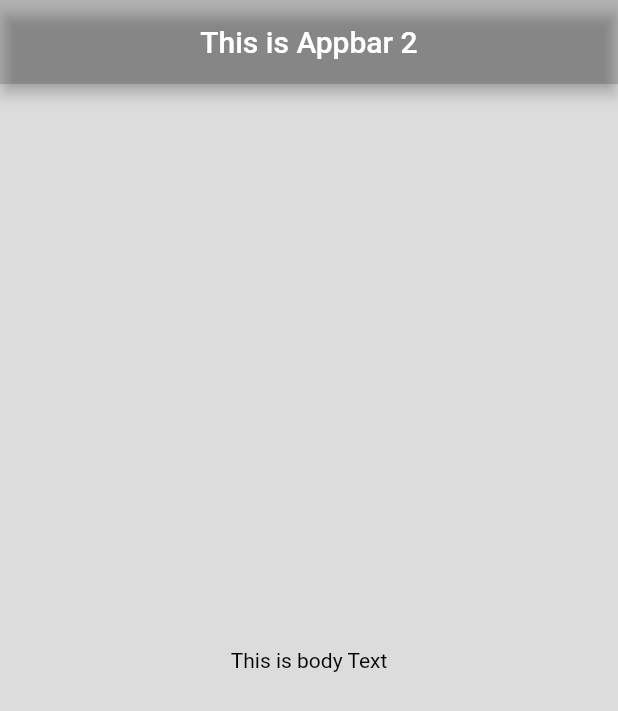
After one commit to moinakash/flutter_app_2, a Flutter app: the screen it shows after launch, on a phone screen of 412 x 824 dp. The commit adds this screen. Shown: the top 711 px of the screen. Run offline on Flutter 3.47's test engine with Material 2 defaults, Android fonts, the phone set to English and light mode, and no system bars.

Commit message:
all done 2

```diff
--- a/lib/main.dart
+++ b/lib/main.dart
@@ -1,4 +1,5 @@
 import 'package:flutter/material.dart';
+import 'package:flutter_app_2/subclass2.dart';
 
 /*
 void main(){
@@ -26,14 +27,7 @@ class SubClass extends StatelessWidget{
             title: Center(child: Text("This is Appbar 2",style: TextStyle(color: Colors.white),),),
             backgroundColor: Colors.black26),
 
-        body: Material(
-          color: Colors.black12,
-          child: Center(
-            child: Text("This is body Text",textDirection: TextDirection.ltr,
-              style: TextStyle(color: Colors.black),),
-          ),
-
-        ),
+        body: subclass2()
 
       ),
 
--- /dev/null
+++ b/lib/subclass2.dart
@@ -0,0 +1,18 @@
+import 'package:flutter/material.dart';
+import 'package:flutter_app_2/subclass3.dart';
+
+class subclass2 extends StatelessWidget{
+  @override
+  Widget build(BuildContext context) {
+
+    return Material(
+      color: Colors.black12,
+      child: subclass3()
+
+    );
+
+
+  }
+
+
+}
--- /dev/null
+++ b/lib/subclass3.dart
@@ -0,0 +1,14 @@
+import 'package:flutter/material.dart';
+
+class subclass3 extends StatelessWidget{
+  @override
+  Widget build(BuildContext context) {
+
+    return Center(
+      child: Text("This is body Text",textDirection: TextDirection.ltr,
+        style: TextStyle(color: Colors.black),),
+    );
+
+  }
+
+}
```
